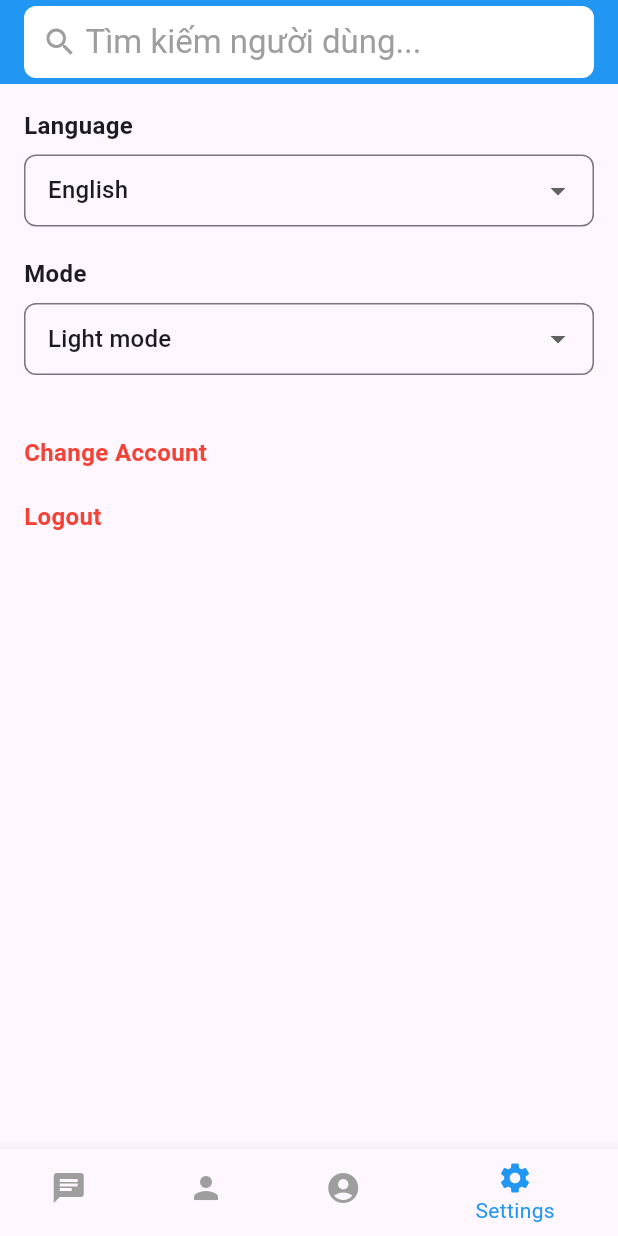
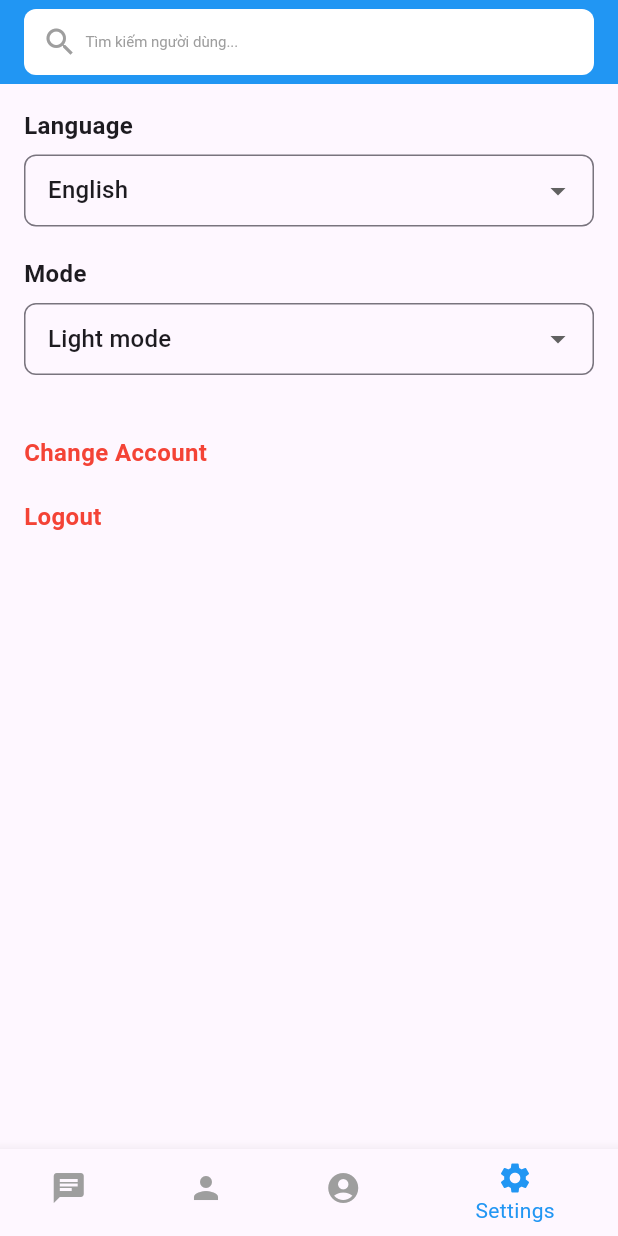
Before and after one commit to Dlhuutien/CNM_moblie, a Flutter app: the MainScreen screen opened directly with empty values, item 4 of the bottom bar chosen, on a phone screen of 412 x 824 dp. Run offline on Flutter 3.47's test engine with Material 3 defaults, Android fonts, the phone set to English and light mode, and no system bars; our stand-ins replace dio, easy_localization, emoji_picker_flutter, file_picker, firebase_auth, firebase_core and 4 more; missing offline and left inert: flutter_sound; accounts and stored records are empty; network calls fail.

Commit message:
fixbug profile chat

```diff
--- a/chating_app/lib/screens/chat_detail_screen.dart
+++ b/chating_app/lib/screens/chat_detail_screen.dart
@@ -317,6 +317,7 @@ class _ChatDetailScreenState extends State<ChatDetailScreen> with WidgetsBinding
                         controller: _messageController,
                         decoration: InputDecoration(
                           hintText: "Type a message...",
+                          hintStyle: TextStyle(fontSize: 13),
                           border: OutlineInputBorder(
                             borderRadius: BorderRadius.circular(20),
                           ),
--- a/chating_app/lib/screens/main_screen.dart
+++ b/chating_app/lib/screens/main_screen.dart
@@ -50,8 +50,8 @@ class _MainScreenState extends State<MainScreen> {
                   Flexible(
                     child: Text(
                       "Tìm kiếm người dùng...",
-                      style: TextStyle(color: Colors.grey),
-                      overflow: TextOverflow.ellipsis, // Giúp tránh tràn nếu dài
+                      style: TextStyle(color: Colors.grey, fontSize: 10),
+                      overflow: TextOverflow.ellipsis,
                     ),
                   ),
                 ],
```
Also changed, not shown: chating_app/lib/screens/chat_profile_screen.dart (+36 -5 lines).
